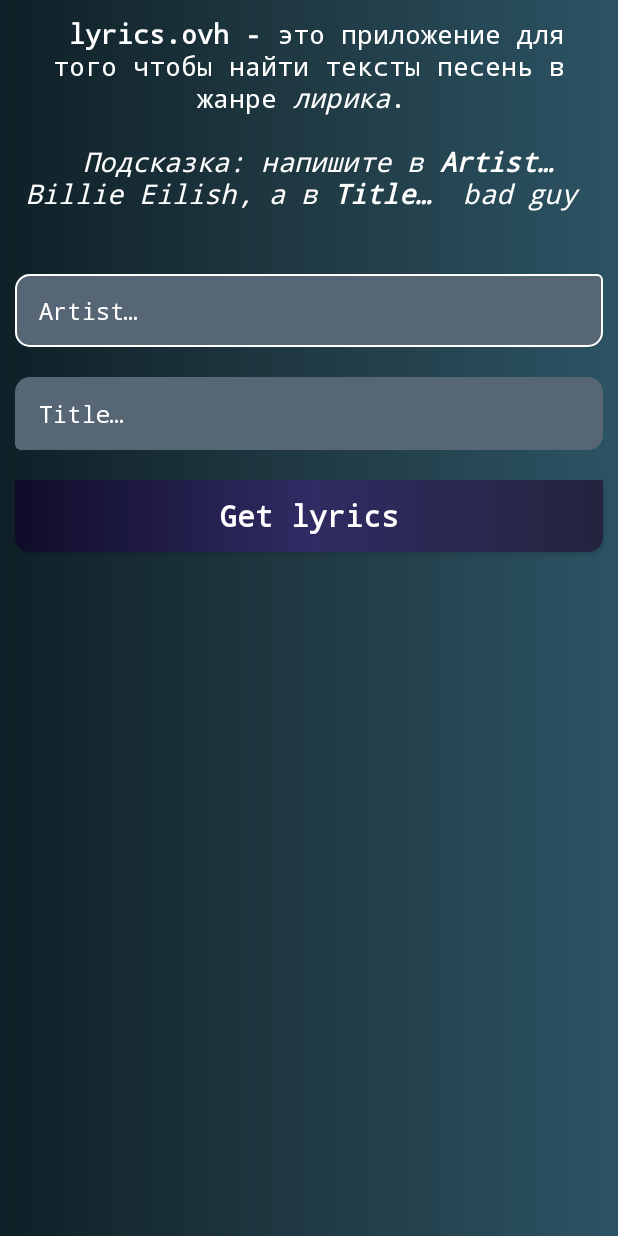
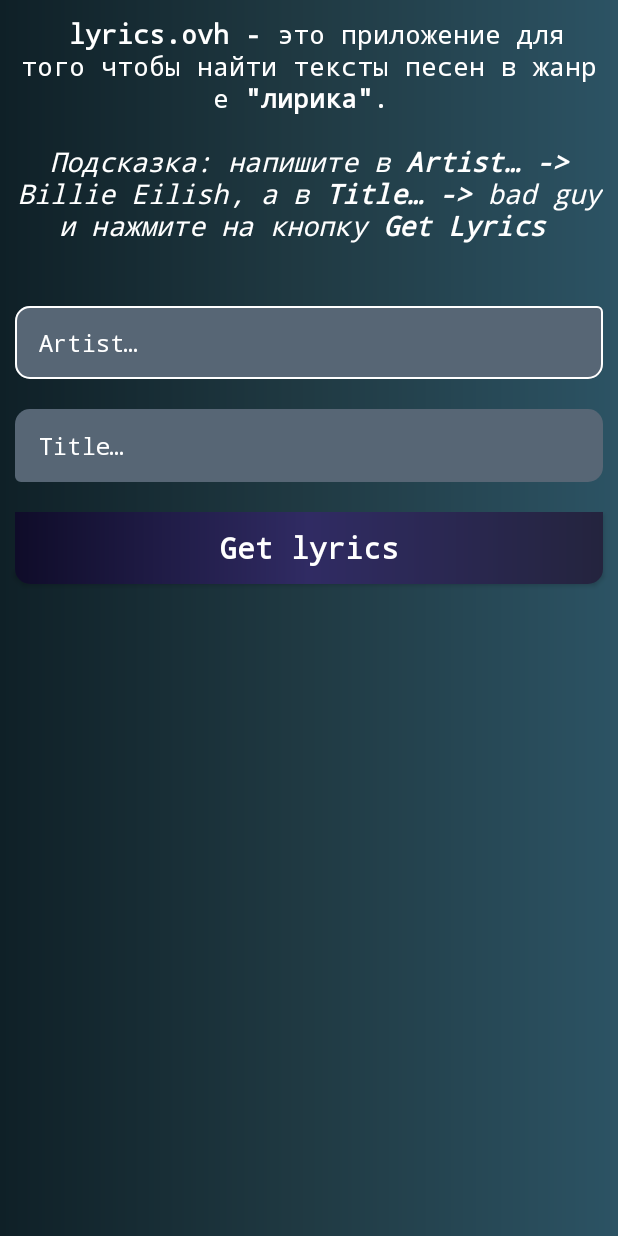
Before and after one commit to TheAlisher/lyrics.ovhApp, an Android app: the screen it shows after launch (MainActivity), on a phone screen of 412 x 824 dp. Run offline under Robolectric (Android 15) with nearby library versions, the phone set to English and light mode, and no system bars.

Commit message:
correction in strings.xml

```diff
--- a/app/src/main/res/values/strings.xml
+++ b/app/src/main/res/values/strings.xml
@@ -2,9 +2,10 @@
     <string name="app_name">lyrics.ovh App</string>
 
     <string name="text_main_onboard">
-        <b>lyrics.ovh - </b>это приложение для того чтобы найти тексты песень в жанре <i>лирика</i>.
+        <b>lyrics.ovh -</b> это приложение для того чтобы найти тексты песен в жанр е<b> \"лирика\"</b>.
         \n
-        \n<i> Подсказка: напишите в <b>Artist… </b> Billie Eilish, а в <b>Title… </b> bad guy</i>
+        \n<i>Подсказка: напишите в<b> Artist… -> </b>Billie Eilish, а в<b> Title… -> </b>bad guy
+        и нажмите на кнопку <b>Get Lyrics</b></i>
         \n
     </string>
     <string name="hint_main_artist">Artist…</string>
```
